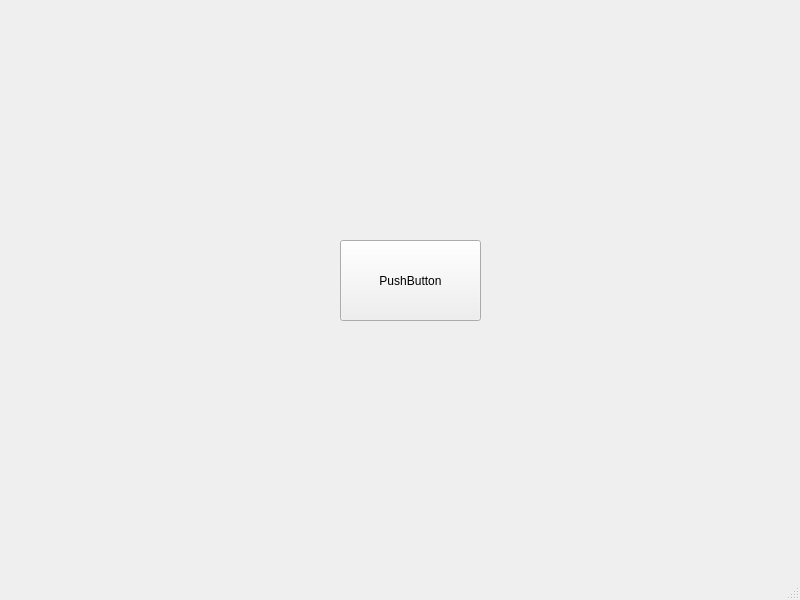
First picture: the form in demo.ui, repository ETOofficial/ZipManager, before the edit.
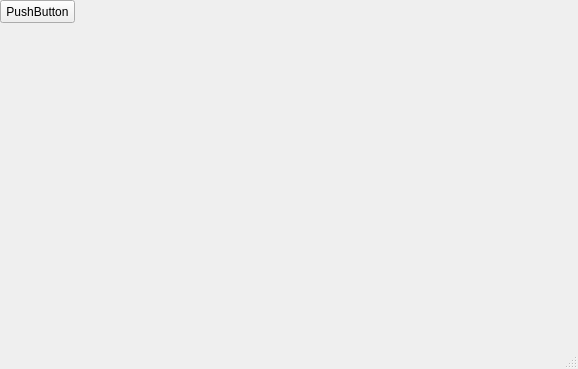
Second picture: the form after the edit.

Commit message:
refactor(ui): 重构用户界面并调整窗口属性
- 修改窗口标题为 "Zip Manager"
- 调整窗口尺寸和按钮布局
- 移除 demo.py 中的冗余代码
- 更新 main.py 中的主窗口类定义

The edit to the form file:
```diff
--- a/demo.ui
+++ b/demo.ui
@@ -6,8 +6,8 @@
    <rect>
     <x>0</x>
     <y>0</y>
-    <width>800</width>
-    <height>600</height>
+    <width>578</width>
+    <height>369</height>
    </rect>
   </property>
   <property name="windowTitle">
@@ -17,10 +17,10 @@
    <widget class="QPushButton" name="pushButton">
     <property name="geometry">
      <rect>
-      <x>340</x>
-      <y>240</y>
-      <width>141</width>
-      <height>81</height>
+      <x>0</x>
+      <y>0</y>
+      <width>75</width>
+      <height>23</height>
      </rect>
     </property>
     <property name="text">
```
Left out of the diff: 5 changed lines with no effect on the pictures. The commit also changes 2 other files.
